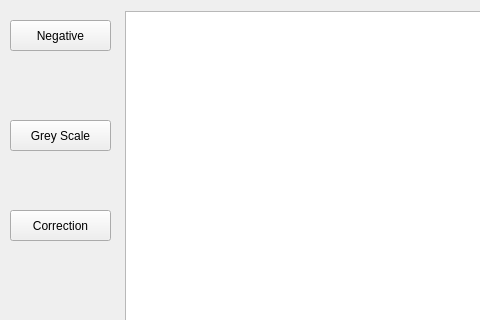
Qt form mainwindowqt.ui (rozman123/MyImageProccesingApp) before a commit; both pictures show x 0 to 480 and y 0 to 320 of the 800 by 600 pixel window.
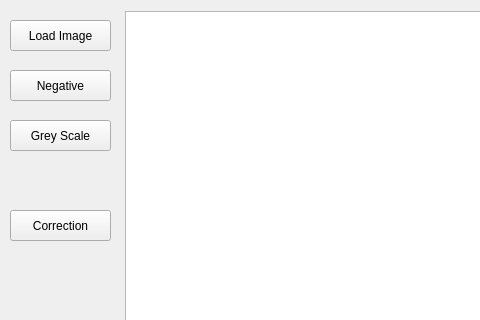
The same form after that commit.

Commit message: Added loading an Image but there is segmentation fault

Diff of the .ui file:
```diff
--- a/mainwindowqt.ui
+++ b/mainwindowqt.ui
@@ -28,7 +28,7 @@
     <property name="geometry">
      <rect>
       <x>10</x>
-      <y>20</y>
+      <y>70</y>
       <width>101</width>
       <height>31</height>
      </rect>
@@ -63,6 +63,19 @@
      <string>Correction</string>
     </property>
    </widget>
+   <widget class="QPushButton" name="loadImage">
+    <property name="geometry">
+     <rect>
+      <x>10</x>
+      <y>20</y>
+      <width>101</width>
+      <height>31</height>
+     </rect>
+    </property>
+    <property name="text">
+     <string>Load Image</string>
+    </property>
+   </widget>
   </widget>
   <widget class="QMenuBar" name="menubar">
    <property name="geometry">
```
Left out of the diff: 8 changed lines with no effect on the pictures. The commit also changes 28 other files.
